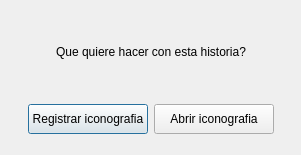
Before: the Qt Designer form regabriricon.ui in Gabrielnz/pasantia-CIMBUC, drawn with Qt 5.
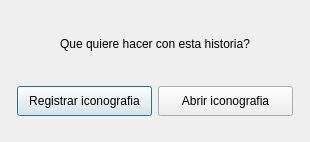
After: the same form once the commit is applied.

```diff
--- a/regabriricon.ui
+++ b/regabriricon.ui
@@ -6,8 +6,8 @@
    <rect>
     <x>0</x>
     <y>0</y>
-    <width>301</width>
-    <height>155</height>
+    <width>310</width>
+    <height>142</height>
    </rect>
   </property>
   <property name="windowTitle">
@@ -27,7 +27,7 @@
        <property name="sizeHint" stdset="0">
         <size>
          <width>20</width>
-         <height>10</height>
+         <height>13</height>
         </size>
        </property>
       </spacer>
@@ -94,8 +94,8 @@
          </property>
          <property name="sizeHint" stdset="0">
           <size>
-           <width>15</width>
-           <height>17</height>
+           <width>13</width>
+           <height>33</height>
           </size>
          </property>
         </spacer>
@@ -104,7 +104,13 @@
         <widget class="QPushButton" name="btnReg">
          <property name="minimumSize">
           <size>
-           <width>120</width>
+           <width>135</width>
+           <height>30</height>
+          </size>
+         </property>
+         <property name="maximumSize">
+          <size>
+           <width>135</width>
            <height>30</height>
           </size>
          </property>
@@ -117,7 +123,13 @@
         <widget class="QPushButton" name="btnAbrir">
          <property name="minimumSize">
           <size>
-           <width>120</width>
+           <width>135</width>
+           <height>30</height>
+          </size>
+         </property>
+         <property name="maximumSize">
+          <size>
+           <width>135</width>
            <height>30</height>
           </size>
          </property>
@@ -133,8 +145,8 @@
          </property>
          <property name="sizeHint" stdset="0">
           <size>
-           <width>16</width>
-           <height>17</height>
+           <width>13</width>
+           <height>33</height>
           </size>
          </property>
         </spacer>
@@ -152,7 +164,7 @@
        <property name="sizeHint" stdset="0">
         <size>
          <width>20</width>
-         <height>10</height>
+         <height>13</height>
         </size>
        </property>
       </spacer>
```
